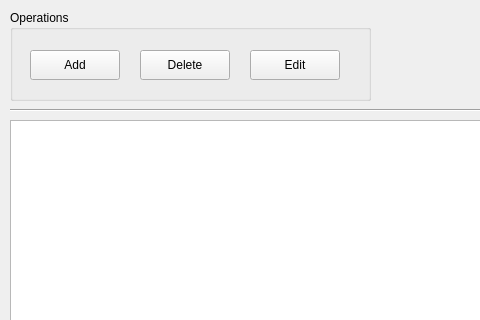
First picture: the form in Widget/ExpenseWidget.ui, repository wslowinski/QtFinance, before the edit; both pictures show x 0 to 480 and y 0 to 320 of the 891 by 491 pixel window.
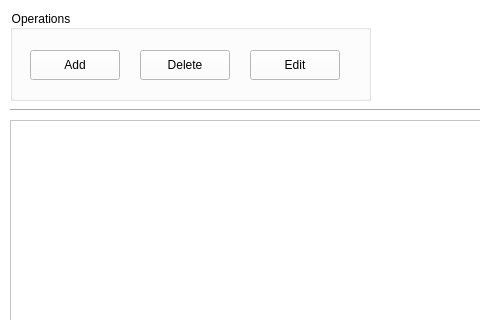
Second picture: the form after the edit. Icons and pictures are not drawn.

The edit to the form file:
```diff
--- a/Widget/ExpenseWidget.ui
+++ b/Widget/ExpenseWidget.ui
@@ -13,6 +13,9 @@
   <property name="windowTitle">
    <string>Form</string>
   </property>
+  <property name="styleSheet">
+   <string notr="true">background-color: rgb(255, 255, 255);</string>
+  </property>
   <widget class="QGroupBox" name="gbExpensesOperations">
    <property name="enabled">
     <bool>true</bool>
```
Left out of the diff: 12 changed lines with no effect on the pictures.
